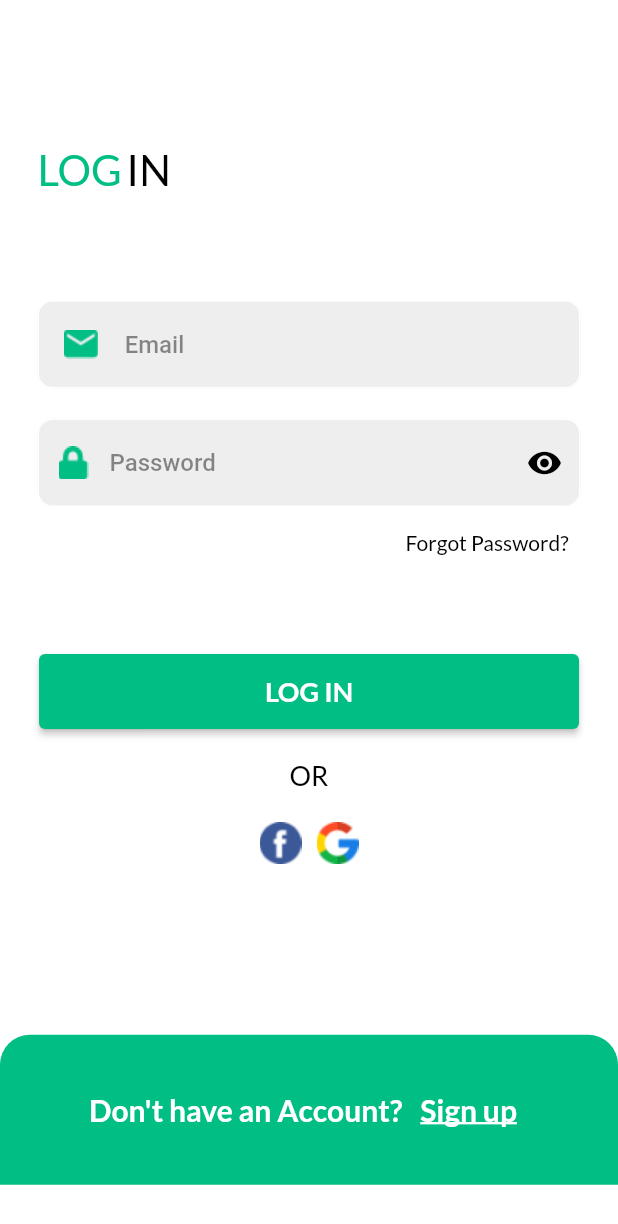
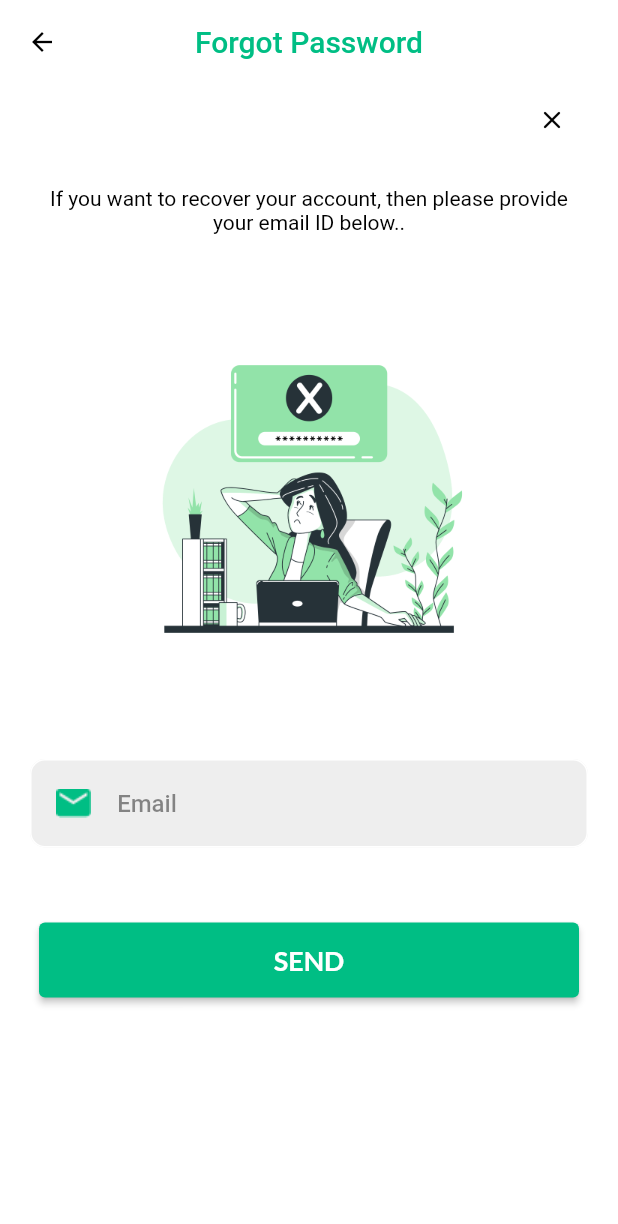
Before and after one commit to abdlkaderkhatir/restaurent_app, a Flutter app: the screen it shows after launch, after a tap on "Get Start", after a tap on "Forgot Password?", on a phone screen of 412 x 824 dp. Shown: the top 1224 px of the screen. Run offline on Flutter 3.47's test engine with Material 2 defaults, Android fonts, the phone set to English and light mode, and no system bars; our stand-ins replace firebase_auth, firebase_core, get, google_fonts, google_sign_in; accounts and stored records are empty.

Commit message:
add light and dark theme mode

```diff
--- /dev/null
+++ b/lib/logic/bindings/main_bindings.dart
@@ -0,0 +1,13 @@
+
+import 'package:get/get.dart';
+import 'package:restaurant_app/logic/controllers/main_controller.dart';
+
+class MainBindings extends Bindings {
+  @override
+  void dependencies() {
+    // ignore: todo
+    // TODO: implement dependencies
+    Get.put(MainController());
+  }
+
+}
--- a/lib/main.dart
+++ b/lib/main.dart
@@ -1,9 +1,13 @@
+import 'package:firebase_core/firebase_core.dart';
 import 'package:flutter/material.dart';
 import 'package:get/get.dart';
 import 'package:restaurant_app/routes/routes.dart';
+import 'package:restaurant_app/utils/theme.dart';
 import 'package:restaurant_app/views/screens/welcome_screen.dart';
 
-void main() {
+void main() async {
+  WidgetsFlutterBinding.ensureInitialized();
+  await Firebase.initializeApp();
   runApp(const MyApp());
 }
 
@@ -15,11 +19,9 @@ class MyApp extends StatelessWidget {
   Widget build(BuildContext context) {
     return GetMaterialApp(
       debugShowCheckedModeBanner: false,
-      title: 'buy&eat',
-      theme: ThemeData(
-        primarySwatch: Colors.blue,
-      ),
-      // home: const WelcomeScreen(),
+      title: 'Shop&Hope',
+      theme: ThemesApp.light,
+      darkTheme: ThemesApp.dark,
       initialRoute: AppRoutes.initRoute,
       getPages: AppRoutes.routes,
     );
--- a/lib/routes/routes.dart
+++ b/lib/routes/routes.dart
@@ -1,7 +1,10 @@
 import 'package:get/get.dart';
 import 'package:restaurant_app/logic/bindings/auth_bindings.dart';
+import 'package:restaurant_app/logic/bindings/main_bindings.dart';
+import 'package:restaurant_app/views/screens/auth/forgot_password_screen.dart';
 import 'package:restaurant_app/views/screens/auth/login_screen.dart';
 import 'package:restaurant_app/views/screens/auth/signup_screen.dart';
+import 'package:restaurant_app/views/screens/main_screen.dart';
 import 'package:restaurant_app/views/screens/welcome_screen.dart';
 
 class AppRoutes{
@@ -12,7 +15,8 @@ class AppRoutes{
     GetPage(name: Routes.welcomeScreen, page:()=>const WelcomeScreen()),
     GetPage(name: Routes.signUpScreen, page:()=>const SignupScreen(),binding: AuthBindings(),),
     GetPage(name: Routes.loginScreen, page:()=>const LoginScreen(), binding: AuthBindings()),
-    // GetPage(name: Routes.loginScreen, page:()=>const LoginScreen(), binding: AuthBindings()),
+    GetPage(name: Routes.forgotPasswordScreen, page:()=>const ForgotPasswordScreen(), binding: AuthBindings()),
+    GetPage(name: Routes.mainScreen, page:()=>const MainScreen(), bindings: [MainBindings(),AuthBindings()]),
   ];
 }
 
@@ -20,8 +24,8 @@ class Routes {
   static const welcomeScreen = '/welcome';
   static const signUpScreen = '/signup';
   static const loginScreen = '/login';
-  static const forgotPasswordScreen = '/forgotPasswordScreen';
-  static const mainScreen = '/mainScreen';
+  static const forgotPasswordScreen = '/forgotpassword';
+  static const mainScreen = '/main';
   static const cartScreen = '/cartScreen';
   static const paymentScreen = '/paymentScreen';
 }
--- /dev/null
+++ b/lib/views/screens/auth/forgot_password_screen.dart
@@ -0,0 +1,137 @@
+import 'package:flutter/cupertino.dart';
+import 'package:flutter/material.dart';
+import 'package:flutter/src/foundation/key.dart';
+import 'package:flutter/src/widgets/framework.dart';
+import 'package:get/get.dart';
+import 'package:restaurant_app/logic/controllers/auth_controller.dart';
+import 'package:restaurant_app/utils/my_string.dart';
+import 'package:restaurant_app/utils/theme.dart';
+import 'package:restaurant_app/views/widgets/auth/auth_button.dart';
+import 'package:restaurant_app/views/widgets/auth/auth_text_form_field.dart';
+
+class ForgotPasswordScreen extends StatefulWidget {
+  const ForgotPasswordScreen({Key? key}) : super(key: key);
+
+  @override
+  State<ForgotPasswordScreen> createState() => _ForgotPasswordScreenState();
+}
+
+class _ForgotPasswordScreenState extends State<ForgotPasswordScreen> {
+
+
+  final formKey = GlobalKey<FormState>();
+
+  final TextEditingController emailController = TextEditingController();
+
+  final controller = Get.find<AuthController>();
+
+
+
+  @override
+  Widget build(BuildContext context) {
+    return SafeArea(
+      child: Scaffold(
+        backgroundColor: Get.isDarkMode ? darkGreyClr : Colors.white,
+        appBar: AppBar(
+          backgroundColor: Get.isDarkMode ? darkGreyClr : Colors.white,
+          centerTitle: true,
+          elevation: 0,
+          title: Text(
+            'Forgot Password',
+            style: TextStyle(
+              color: Get.isDarkMode ? pinkClr : mainColor,
+            ),
+          ),
+          leading: IconButton(
+            onPressed: () {
+              Get.back();
+            },
+            icon: Icon(
+              Icons.arrow_back,size: 20,
+              color: Get.isDarkMode ? Colors.white : Colors.black,
+            ),
+          ),
+        ),
+        body: Form(
+          key: formKey,
+          child: SingleChildScrollView(
+            child: Padding(
+              padding: const EdgeInsets.symmetric(horizontal: 20),
+              child: Column(
+                children: [
+                  Align(
+                    alignment: Alignment.centerRight,
+                    child: IconButton(
+                      onPressed: () {
+                        Get.back();
+                      },
+                      icon: Icon(
+                        Icons.close_rounded,
+                        size: 20,
+                        color: Get.isDarkMode ? Colors.white : Colors.black,
+                      ),
+                    ),
+                  ),
+                  const SizedBox(
+                    height: 20,
+                  ),
+                  Text(
+                    'If you want to recover your account, then please provide your email ID below..',
+                    textAlign: TextAlign.center,
+                    style: TextStyle(
+                      color: Get.isDarkMode ? Colors.white : Colors.black,
+                    ),
+                  ),
+                  const SizedBox(
+                    height: 50,
+                  ),
+                  Image.asset(
+                    'assets/images/forgetpass copy.png',
+                    width: 250,
+                  ),
+                  const SizedBox(
+                    height: 50,
+                  ),
+                  AuthTextFormField(
+                    controller: emailController,
+                    obscureText: false,
+                    validator: (value) {
+                      if (!RegExp(validationEmail).hasMatch(value)) {
+                        return 'Invalid email';
+                      } else {
+                        return null;
+                      }
+                    },
+                    prefixIcon: Get.isDarkMode
+                        ? const Icon(
+                            Icons.email,
+                            color: pinkClr,
+                            size: 30,
+                          )
+                        : Image.asset('assets/images/email.png'),
+                    suffixIcon: const Text(""),
+                    hintText: 'Email',
+                  ),
+                  const SizedBox(
+                    height: 50,
+                  ),
+                  GetBuilder<AuthController>(builder: (_) {
+                    return AuthButton(
+                      onPressed: () {
+                        if (formKey.currentState!.validate()) {
+                          String email = emailController.text.trim();
+                          controller.resetPassword(email);
+                        }
+                      },
+                      text: "SEND",
+                    );
+                  }),
+                ],
+              ),
+            ),
+          ),
+        ),
+      ),
+    );
+  }
+}
--- a/lib/views/screens/auth/login_screen.dart
+++ b/lib/views/screens/auth/login_screen.dart
@@ -146,7 +146,7 @@ class _LoginScreenState extends State<LoginScreen> {
                           alignment: Alignment.centerRight,
                           child: TextButton(
                             onPressed: () {
-                              // Get.toNamed(Routes.forgotPasswordScreen);
+                              Get.toNamed(Routes.forgotPasswordScreen);
                             },
                             child: TextUtils(
                               text: 'Forgot Password?',
@@ -164,13 +164,13 @@ class _LoginScreenState extends State<LoginScreen> {
                         GetBuilder<AuthController>(builder: (_) {
                           return AuthButton(
                             onPressed: () {
-                              // if (fromKey.currentState!.validate()) {
-                              //   String email = emailController.text.trim();
-                              //   String password = passwordController.text;
+                              if (formKey.currentState!.validate()) {
+                                String email = emailController.text.trim();
+                                String password = passwordController.text;
 
-                              //   controller.logInUsingFirebase(
-                              //       email: email, password: password);
-                              // }
+                                controller.logInUsingFirebase(
+                                    email: email, password: password);
+                              }
                             },
                             text: "LOG IN",
                           );
@@ -205,7 +205,7 @@ class _LoginScreenState extends State<LoginScreen> {
                             GetBuilder<AuthController>(builder: (_) {
                               return InkWell(
                                 onTap: () {
-                                  // controller.googleSinUpApp();
+                                  controller.googleSinUpApp();
                                 },
                                 child: Image.asset(
                                   "assets/images/google.png",
--- a/lib/views/screens/welcome_screen.dart
+++ b/lib/views/screens/welcome_screen.dart
@@ -72,7 +72,7 @@ class _WelcomeScreenState extends State<WelcomeScreen> {
                         TextUtils(
                           fontSize: 35,
                           fontWeight: FontWeight.bold,
-                          text: "Buy",
+                          text: "Shop",
                           color: mainColor,
                           underLine: TextDecoration.none,
                         ),
@@ -82,7 +82,7 @@ class _WelcomeScreenState extends State<WelcomeScreen> {
                         TextUtils(
                           fontSize: 35,
                           fontWeight: FontWeight.bold,
-                          text: "&Eat",
+                          text: "&Hope",
                           color: Colors.white,
                           underLine: TextDecoration.none,
                         ),
--- a/lib/views/widgets/auth/auth_text_form_field.dart
+++ b/lib/views/widgets/auth/auth_text_form_field.dart
@@ -26,7 +26,7 @@ class AuthTextFormField extends StatelessWidget {
       obscureText: obscureText,
       cursorColor: Colors.black,
       keyboardType: TextInputType.text,
-      validator:(value){},
+      validator:(value)=>validator(value),
        style: const TextStyle(
         color: Colors.black,
       ),
@@ -49,14 +49,14 @@ class AuthTextFormField extends StatelessWidget {
           borderSide: const BorderSide(color: Colors.white),
           borderRadius: BorderRadius.circular(10),
         ),
-         errorBorder: OutlineInputBorder(
-          borderSide: const BorderSide(color: Colors.white),
-          borderRadius: BorderRadius.circular(10),
-        ),
-        focusedErrorBorder: OutlineInputBorder(
-          borderSide: const BorderSide(color: Colors.white),
-          borderRadius: BorderRadius.circular(10),
-        ),
+        //  errorBorder: OutlineInputBorder(
+        //   borderSide: const BorderSide(color: Colors.white),
+        //   borderRadius: BorderRadius.circular(10),
+        // ),
+        // focusedErrorBorder: OutlineInputBorder(
+        //   borderSide: const BorderSide(color: Colors.white),
+        //   borderRadius: BorderRadius.circular(10),
+        // ),
       ),
     );
   }
```
Also changed, not shown: lib/logic/controllers/auth_controller.dart (+181 -0 lines), lib/logic/controllers/main_controller.dart (added, +26 -0 lines), lib/views/screens/auth/signup_screen.dart (+16 -5 lines), lib/views/screens/category_screen.dart (added, +17 -0 lines), lib/views/screens/favorites_screen.dart (added, +17 -0 lines), lib/views/screens/home_screen.dart (added, +17 -0 lines), lib/views/screens/main_screen.dart (added, +104 -0 lines), lib/views/screens/settings_screen.dart (added, +17 -0 lines), 5 other files.
